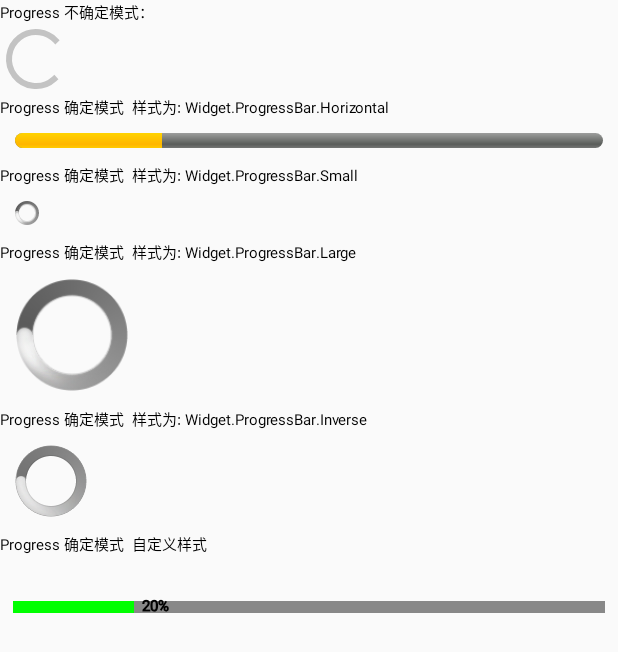
After one commit to HaoPz/MyDemo, an Android app: the DiyProgressBarActivity screen opened directly, with no data from a screen before it, on a phone screen of 412 x 824 dp. The commit adds this screen. Shown: the top 652 px of the screen. Run offline under Robolectric (Android 15) with nearby library versions, the phone set to English and light mode, and no system bars.

Commit message:
添加了自定义ProgressBar--自定义属性使用

```diff
--- a/src/main/AndroidManifest.xml
+++ b/src/main/AndroidManifest.xml
@@ -22,6 +22,7 @@
         <activity android:name=".StickyHeadActivity.StickyHeadActivity" /><!--RecyclerView 粘性头布局-->
         <activity android:name=".FlowViewActivity.FlowViewActivity" /><!--FlowViewActivity 流布局-->
         <activity android:name=".SwipeMenuView.SwipeMenuViewActivity" /><!--侧滑删除 Item -->
+        <activity android:name=".DiyProgressBar.DiyProgressBarActivity" /><!--进度条 -->
     </application>
 
 </manifest>
--- /dev/null
+++ b/src/main/java/com/mydemo/DiyProgressBar/DiyProgressBarActivity.java
@@ -0,0 +1,50 @@
+package com.mydemo.DiyProgressBar;
+
+import android.os.Bundle;
+import android.support.annotation.Nullable;
+import android.util.Log;
+
+import com.mydemo.Base.BaseActivity;
+import com.mydemo.R;
+
+/**
+ * Created by HaoPz on 2017/11/30.
+ */
+
+public class DiyProgressBarActivity extends BaseActivity {
+
+    private MyProgressBar diyMyProgress;
+
+    private int currentProgress = 0;
+
+    @Override
+    protected void onCreate(@Nullable Bundle savedInstanceState) {
+        super.onCreate(savedInstanceState);
+        setContentView(R.layout.activity_progress_bar);
+
+        diyMyProgress = (MyProgressBar) findViewById(R.id.diyMyProgress);
+        diyMyProgress.setMaxProgress(100);
+        new Thread(new Runnable() {
+            @Override
+            public void run() {
+                while (currentProgress < 100) {
+                    synchronized (DiyProgressBarActivity.this){
+                        try {
+                            Thread.sleep(300);
+                            runOnUiThread(new Runnable() {
+                                @Override
+                                public void run() {
+                                    Log.i("**************", String.valueOf(currentProgress));
+                                    diyMyProgress.setCurrentProgress(currentProgress);
+                                    currentProgress += 5;
+                                }
+                            });
+                        } catch (InterruptedException e) {
+                            e.printStackTrace();
+                        }
+                    }
+                }
+            }
+        }).start();
+    }
+}
--- /dev/null
+++ b/src/main/java/com/mydemo/DiyProgressBar/MyProgressBar.java
@@ -0,0 +1,235 @@
+package com.mydemo.DiyProgressBar;
+
+import android.content.Context;
+import android.content.res.TypedArray;
+import android.graphics.Canvas;
+import android.graphics.Color;
+import android.graphics.Paint;
+import android.graphics.Rect;
+import android.graphics.RectF;
+import android.support.annotation.Nullable;
+import android.util.AttributeSet;
+import android.view.View;
+
+import com.mydemo.R;
+import com.mydemo.Utils.DensityUtil;
+
+/**
+ * Created by HaoPz on 2017/11/30.
+ */
+
+public class MyProgressBar extends View {
+    /**
+     * 当前进度
+     */
+    private int currentProgress;
+
+    /**
+     * 总进度
+     */
+    private int maxProgress;
+
+    /**
+     * 左侧进度条画笔
+     */
+    private Paint leftProgressPaint;
+
+    /**
+     * 背景进度条画笔
+     */
+    private Paint bgProgressPaint;
+
+    /**
+     * 右侧进度条画笔
+     */
+    private Paint rightProgressPaint;
+
+    /**
+     * 文字进度条画笔
+     */
+    private Paint textProgressPaint;
+
+    /**
+     * 显示的进度数字
+     */
+    private int currentNumber;
+
+    /**
+     * 显示的进度数字单位
+     */
+    private String numberUnit = "%";
+
+    /**
+     * 显示的进度数字 偏移量
+     */
+    private int offsetText;
+
+    public MyProgressBar(Context context) {
+        this(context, null);
+    }
+
+    public MyProgressBar(Context context, @Nullable AttributeSet attrs) {
+        this(context, attrs, 0);
+    }
+
+    public MyProgressBar(Context context, @Nullable AttributeSet attrs, int defStyleAttr) {
+        super(context, attrs, defStyleAttr);
+
+        TypedArray typedArray = context.obtainStyledAttributes(attrs, R.styleable.myPorgressBar);
+
+        currentProgress = typedArray.getInteger(R.styleable.myPorgressBar_currenProgress, 0);
+        maxProgress = typedArray.getInteger(R.styleable.myPorgressBar_maxProgress, 0);
+        currentNumber = typedArray.getInteger(R.styleable.myPorgressBar_currentNumber, 0);
+        offsetText = typedArray.getInteger(R.styleable.myPorgressBar_offsetText, 0);
+
+        typedArray.recycle(); // mResources.mTypedArrayPool.release(this); 供稍后调用者重新使用
+
+        initPaint();
+    }
+
+    /**
+     * 初始化 画笔
+     */
+    private void initPaint() {
+        leftProgressPaint = new Paint();
+        leftProgressPaint.setColor(Color.GREEN);
+        leftProgressPaint.setStyle(Paint.Style.FILL_AND_STROKE);
+        leftProgressPaint.setStrokeWidth(4);
+        leftProgressPaint.setFlags(Paint.ANTI_ALIAS_FLAG);
+
+        rightProgressPaint = new Paint();
+        rightProgressPaint.setColor(Color.GRAY);
+        rightProgressPaint.setStyle(Paint.Style.FILL_AND_STROKE);
+        rightProgressPaint.setStrokeWidth(4);
+        rightProgressPaint.setFlags(Paint.ANTI_ALIAS_FLAG);
+
+        bgProgressPaint = new Paint();
+        bgProgressPaint.setColor(Color.YELLOW);
+        bgProgressPaint.setStyle(Paint.Style.FILL_AND_STROKE);
+        bgProgressPaint.setStrokeWidth(4);
+        bgProgressPaint.setFlags(Paint.ANTI_ALIAS_FLAG);
+
+
+        textProgressPaint = new Paint();
+        textProgressPaint.setColor(Color.BLACK);
+        textProgressPaint.setStyle(Paint.Style.FILL_AND_STROKE);
+        textProgressPaint.setStrokeWidth(1);
+        textProgressPaint.setTextSize(DensityUtil.dip2px(getContext(), 10));
+        textProgressPaint.setFlags(Paint.ANTI_ALIAS_FLAG);
+
+    }
+
+    @Override
+    protected void onMeasure(int widthMeasureSpec, int heightMeasureSpec) {
+        super.onMeasure(widthMeasureSpec, heightMeasureSpec);
+
+        int measureWidth = measureWidth(widthMeasureSpec);
+        int measureHeight = measureHeight(heightMeasureSpec);
+
+        setMeasuredDimension(measureWidth, measureHeight);
+    }
+
+    @Override
+    protected void onDraw(Canvas canvas) {
+        if (getMaxProgress() <= 0) {
+            throw new RuntimeException("maxProgress can not be less than or equal to 0");
+        }
+        super.onDraw(canvas);
+
+        RectF bgRecf = new RectF(getPaddingLeft(), getPaddingTop(), getPaddingLeft() + getMeasuredWidth(), getPaddingTop() + getMeasuredHeight());
+
+        canvas.drawRect(bgRecf, bgProgressPaint); // 画背景
+
+        onDrawLeftRect(canvas);
+
+    }
+
+    private void onDrawLeftRect(Canvas canvas) {
+        int leftRectWidth = 0;
+
+        RectF rightRecF = new RectF(leftRectWidth, getPaddingTop(), getMeasuredWidth(), getPaddingTop() + getMeasuredHeight());
+        canvas.drawRect(rightRecF, rightProgressPaint);
+
+        if (currentProgress != 0) {
+            /**
+             *  左侧进度宽度 = 当前进度 - 总进度 * 控件在屏幕宽度
+             * */
+            leftRectWidth = getCurrentProgress() * (getMeasuredWidth() - getPaddingLeft() - getPaddingRight()) / getMaxProgress();
+            RectF rectF = new RectF(getPaddingLeft(), getPaddingTop(), leftRectWidth, getPaddingTop() + getMeasuredHeight());
+            canvas.drawRect(rectF, leftProgressPaint);
+        }
+
+        Rect textBounds = new Rect(); // 测量文字内容宽高
+        textProgressPaint.getTextBounds(currentNumber + numberUnit, 0, (currentNumber + numberUnit).length(), textBounds);
+        int mTextWidth = textBounds.width();
+
+        if (getCurrentProgress() >= 94) {
+            canvas.drawText(String.valueOf(currentNumber + numberUnit), getMeasuredWidth() - mTextWidth, getMeasuredHeight(), textProgressPaint);
+        } else {
+            canvas.drawText(String.valueOf(currentNumber + numberUnit), leftRectWidth + offsetText, getMeasuredHeight(), textProgressPaint);
+        }
+
+    }
+
+    public int getCurrentNumber() {
+        return currentNumber;
+    }
+
+    public void setCurrentNumber(int currentNumber) {
+        this.currentNumber = currentNumber;
+    }
+
+    public int getOffsetText() {
+        return offsetText;
+    }
+
+    public void setOffsetText(int offsetText) {
+        this.offsetText = offsetText;
+    }
+
+    private int measureHeight(int heightMeasureSpec) {
+        int returnSize = 0;
+        int mode = MeasureSpec.getMode(heightMeasureSpec);
+        int size = MeasureSpec.getSize(heightMeasureSpec);
+        if (mode == MeasureSpec.EXACTLY) {
+            returnSize = size;
+        } else {
+            if (mode == MeasureSpec.AT_MOST || mode == MeasureSpec.UNSPECIFIED) {
+                returnSize = Math.min(15, size);
+            }
+        }
+        return returnSize;
+    }
+
+    private int measureWidth(int widthMeasureSpec) {
+        int returnSize = 0;
+        int mode = MeasureSpec.getMode(widthMeasureSpec);
+        int size = MeasureSpec.getSize(widthMeasureSpec);
+        if (mode == MeasureSpec.EXACTLY) {
+            returnSize = size;
+        } else {
+            if (mode == MeasureSpec.AT_MOST) {
+                returnSize = Math.min(200, size);
+            }
+        }
+        return returnSize;
+    }
+
+    public int getCurrentProgress() {
+        return currentProgress;
+    }
+
+    public void setCurrentProgress(int currentProgress) {
+        this.currentProgress = currentProgress;
+        currentNumber = (int) (currentProgress * 100 / getMaxProgress());
+        invalidate();
+    }
+
+    public int getMaxProgress() {
+        return maxProgress;
+    }
+
+    public void setMaxProgress(int maxProgress) {
+        this.maxProgress = maxProgress;
+    }
+}
--- a/src/main/java/com/mydemo/MainActivity.java
+++ b/src/main/java/com/mydemo/MainActivity.java
@@ -10,6 +10,7 @@ import android.view.ViewGroup;
 import android.widget.TextView;
 
 import com.mydemo.Base.BaseActivity;
+import com.mydemo.DiyProgressBar.DiyProgressBarActivity;
 import com.mydemo.FlowViewActivity.FlowViewActivity;
 import com.mydemo.StickyHeadActivity.StickyHeadActivity;
 import com.mydemo.SwipeMenuView.SwipeMenuViewActivity;
@@ -40,7 +41,7 @@ public class MainActivity extends BaseActivity {
         mainAdapter.setMainOnClickListener(new MainOnClickListener() {
             @Override
             public void mainOnOnClickListener(int position) {
-                switch (position){
+                switch (position) {
                     case 0:// RecyclerView 粘性头布局
                         Intent goStickyHeadIntent = new Intent(MainActivity.this, StickyHeadActivity.class);
                         startActivity(goStickyHeadIntent);
@@ -52,6 +53,10 @@ public class MainActivity extends BaseActivity {
                         Intent goSwipeMenuViewIntent = new Intent(MainActivity.this, SwipeMenuViewActivity.class);
                         startActivity(goSwipeMenuViewIntent);
                         break;
+                    case 3:// 侧滑删除
+                        Intent goProgressBarViewIntent = new Intent(MainActivity.this, DiyProgressBarActivity.class);
+                        startActivity(goProgressBarViewIntent);
+                        break;
                 }
             }
         });
@@ -61,6 +66,7 @@ public class MainActivity extends BaseActivity {
         list.add(getResources().getString(R.string.stickyHeadActivity));
         list.add(getResources().getString(R.string.FlowViewActivity));
         list.add(getResources().getString(R.string.SwipeMenuView));
+        list.add(getResources().getString(R.string.diy_progressbar));
     }
 
     class MainAdapter extends RecyclerView.Adapter<MainAdapter.BaseViewHolder> {
--- /dev/null
+++ b/src/main/java/com/mydemo/Utils/DensityUtil.java
@@ -0,0 +1,25 @@
+package com.mydemo.Utils;
+
+import android.content.Context;
+
+/**
+ * Created by HaoPz on 2017/11/30.
+ */
+
+public class DensityUtil {
+    /**
+     * 根据手机的分辨率从 dp 的单位 转成为 px(像素)
+     */
+    public static int dip2px(Context context, float dpValue) {
+        final float scale = context.getResources().getDisplayMetrics().density;
+        return (int) (dpValue * scale + 0.5f);
+    }
+
+    /**
+     * 根据手机的分辨率从 px(像素) 的单位 转成为 dp
+     */
+    public static int px2dip(Context context, float pxValue) {
+        final float scale = context.getResources().getDisplayMetrics().density;
+        return (int) (pxValue / scale + 0.5f);
+    }
+}
--- /dev/null
+++ b/src/main/res/drawable/progress_bar_bg.xml
@@ -0,0 +1,8 @@
+<?xml version="1.0" encoding="utf-8"?>
+<layer-list xmlns:android="http://schemas.android.com/apk/res/android">
+    <item android:id="@+id/selected_bg">
+        <shape>
+            <corners android:radius="10dp" />
+        </shape>
+    </item>
+</layer-list>
--- /dev/null
+++ b/src/main/res/layout/activity_progress_bar.xml
@@ -0,0 +1,109 @@
+<?xml version="1.0" encoding="utf-8"?>
+<ScrollView xmlns:android="http://schemas.android.com/apk/res/android"
+    xmlns:app="http://schemas.android.com/apk/res-auto"
+    android:layout_width="match_parent"
+    android:layout_height="match_parent"
+    android:orientation="vertical">
+
+    <LinearLayout
+        android:layout_width="match_parent"
+        android:layout_height="match_parent"
+        android:clipChildren="false"
+        android:orientation="vertical">
+
+        <TextView
+            android:layout_width="match_parent"
+            android:layout_height="wrap_content"
+            android:text="Progress 不确定模式："
+            android:textColor="@color/color_000000"
+            android:textSize="@dimen/dimen10" />
+
+        <ProgressBar
+            android:layout_width="wrap_content"
+            android:layout_height="wrap_content"
+            android:indeterminateTint="@color/color_c3c3c3" />
+
+        <TextView
+            android:layout_width="match_parent"
+            android:layout_height="wrap_content"
+            android:text="Progress 确定模式  样式为: Widget.ProgressBar.Horizontal"
+            android:textColor="@color/color_000000"
+            android:textSize="@dimen/dimen10" />
+
+        <ProgressBar
+            android:id="@+id/determinateBar"
+            style="@android:style/Widget.ProgressBar.Horizontal"
+            android:layout_width="match_parent"
+            android:layout_height="10dp"
+            android:layout_margin="10dp"
+            android:max="100"
+            android:progress="25" />
+
+        <TextView
+            android:layout_width="match_parent"
+            android:layout_height="wrap_content"
+            android:text="Progress 确定模式  样式为: Widget.ProgressBar.Small"
+            android:textColor="@color/color_000000"
+            android:textSize="@dimen/dimen10" />
+
+        <ProgressBar
+            style="@android:style/Widget.ProgressBar.Small"
+            android:layout_width="wrap_content"
+            android:layout_height="wrap_content"
+            android:layout_margin="10dp" />
+
+        <TextView
+            android:layout_width="match_parent"
+            android:layout_height="wrap_content"
+            android:text="Progress 确定模式  样式为: Widget.ProgressBar.Large"
+            android:textColor="@color/color_000000"
+            android:textSize="@dimen/dimen10" />
+
+        <ProgressBar
+            style="@android:style/Widget.ProgressBar.Large"
+            android:layout_width="wrap_content"
+            android:layout_height="wrap_content"
+            android:layout_margin="10dp" />
+
+        <TextView
+            android:layout_width="match_parent"
+            android:layout_height="wrap_content"
+            android:text="Progress 确定模式  样式为: Widget.ProgressBar.Inverse"
+            android:textColor="@color/color_000000"
+            android:textSize="@dimen/dimen10" />
+
+        <ProgressBar
+            style="@android:style/Widget.ProgressBar.Inverse"
+            android:layout_width="wrap_content"
+            android:layout_height="wrap_content"
+            android:layout_margin="10dp" />
+
+
+        <TextView
+            android:layout_width="match_parent"
+            android:layout_height="wrap_content"
+            android:text="Progress 确定模式  自定义样式"
+            android:textColor="@color/color_000000"
+            android:textSize="@dimen/dimen10" />
+
+        <ProgressBar
+            android:id="@+id/diyProgressBar"
+            style="@android:style/Widget.ProgressBar.Horizontal"
+            android:layout_width="match_parent"
+            android:layout_height="2dp"
+            android:layout_margin="10dp"
+            android:max="100"
+            android:progress="25"
+            android:progressDrawable="@drawable/progress_bar_bg" />
+
+        <com.mydemo.DiyProgressBar.MyProgressBar
+            android:id="@+id/diyMyProgress"
+            android:layout_width="match_parent"
+            android:layout_height="5dp"
+            android:layout_margin="10dp"
+            app:maxProgress="100"
+            app:offsetText="10" />
+
+    </LinearLayout>
+
+</ScrollView>
--- /dev/null
+++ b/src/main/res/values/attr.xml
@@ -0,0 +1,13 @@
+<?xml version="1.0" encoding="utf-8"?>
+<resources>
+    <declare-styleable name="myPorgressBar">
+        <attr name="currenProgress" format="integer" /> <!--progress 当前值-->
+
+        <attr name="maxProgress" format="integer" /> <!--最大值-->
+
+        <attr name="currentNumber" format="integer" /> <!--当前进度-->
+
+        <attr name="offsetText" format="integer" /> <!--进度文字偏移量-->
+
+    </declare-styleable>
+</resources>
--- a/src/main/res/values/colors.xml
+++ b/src/main/res/values/colors.xml
@@ -5,4 +5,9 @@
     <color name="colorAccent">#FF4081</color>
     <color name="color_f8f8f8">#f8f8f8</color>
     <color name="color_c3c3c3">#c3c3c3</color>
+    <color name="color_000000">#000000</color>
+    <color name="color_821286">#821286</color>
+    <color name="color_286101">#286101</color>
+    <color name="color_ff0000">#ff0000</color>
+    <color name="color_fff000">#fff000</color>
 </resources>
--- a/src/main/res/values/strings.xml
+++ b/src/main/res/values/strings.xml
@@ -3,4 +3,5 @@
     <string name="stickyHeadActivity">RecyclerView 粘性头布局</string>
     <string name="FlowViewActivity">FlowView 流布局</string>
     <string name="SwipeMenuView">侧滑删除</string>
+    <string name="diy_progressbar">进度条</string>
 </resources>
```
